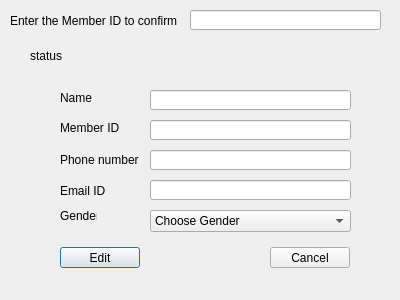
The window that LibraryManagementSoftware/LibraryManagementSoftware/edit_member.ui (vashutangri/library_management_system) describes before a commit, drawn with Qt 5.
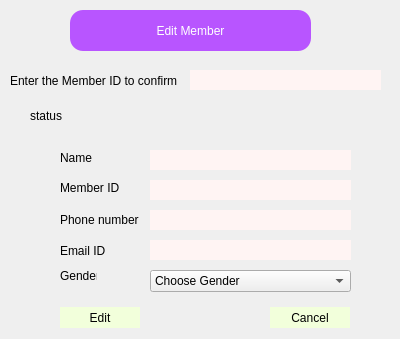
The same window after the commit.

The edit to the form file:
```diff
--- a/LibraryManagementSoftware/LibraryManagementSoftware/edit_member.ui
+++ b/LibraryManagementSoftware/LibraryManagementSoftware/edit_member.ui
@@ -7,17 +7,36 @@
     <x>0</x>
     <y>0</y>
     <width>400</width>
-    <height>300</height>
+    <height>339</height>
    </rect>
   </property>
   <property name="windowTitle">
    <string>Dialog</string>
   </property>
+  <property name="styleSheet">
+   <string notr="true">QLineEdit{
+background-color: rgb(255, 244, 243);
+border-radius:18%;
+}
+QPushButton{
+background-color: rgb(242, 255, 219);
+
+font: 350 9pt &quot;Segoe UI Variable Text Semiligh&quot;;
+
+border-radius:20%;
+border:2px;
+font: 12pt &quot;Segoe UI&quot;;
+}
+QPushButton:hover{
+        background-color: rgb(255, 231, 212)
+}
+</string>
+  </property>
   <widget class="QLineEdit" name="Email_lineEdit">
    <property name="geometry">
     <rect>
      <x>150</x>
-     <y>180</y>
+     <y>240</y>
      <width>201</width>
      <height>20</height>
     </rect>
@@ -27,7 +46,7 @@
    <property name="geometry">
     <rect>
      <x>60</x>
-     <y>90</y>
+     <y>150</y>
      <width>51</width>
      <height>16</height>
     </rect>
@@ -40,7 +59,7 @@
    <property name="geometry">
     <rect>
      <x>150</x>
-     <y>150</y>
+     <y>210</y>
      <width>201</width>
      <height>20</height>
     </rect>
@@ -50,7 +69,7 @@
    <property name="geometry">
     <rect>
      <x>150</x>
-     <y>120</y>
+     <y>180</y>
      <width>201</width>
      <height>20</height>
     </rect>
@@ -60,7 +79,7 @@
    <property name="geometry">
     <rect>
      <x>150</x>
-     <y>90</y>
+     <y>150</y>
      <width>201</width>
      <height>20</height>
     </rect>
@@ -70,7 +89,7 @@
    <property name="geometry">
     <rect>
      <x>60</x>
-     <y>180</y>
+     <y>240</y>
      <width>71</width>
      <height>21</height>
     </rect>
@@ -83,7 +102,7 @@
    <property name="geometry">
     <rect>
      <x>60</x>
-     <y>247</y>
+     <y>307</y>
      <width>80</width>
      <height>21</height>
     </rect>
@@ -96,7 +115,7 @@
    <property name="geometry">
     <rect>
      <x>30</x>
-     <y>50</y>
+     <y>110</y>
      <width>37</width>
      <height>12</height>
     </rect>
@@ -109,7 +128,7 @@
    <property name="geometry">
     <rect>
      <x>190</x>
-     <y>10</y>
+     <y>70</y>
      <width>191</width>
      <height>20</height>
     </rect>
@@ -119,7 +138,7 @@
    <property name="geometry">
     <rect>
      <x>270</x>
-     <y>247</y>
+     <y>307</y>
      <width>80</width>
      <height>21</height>
     </rect>
@@ -132,7 +151,7 @@
    <property name="geometry">
     <rect>
      <x>150</x>
-     <y>210</y>
+     <y>270</y>
      <width>201</width>
      <height>22</height>
     </rect>
@@ -157,7 +176,7 @@
    <property name="geometry">
     <rect>
      <x>60</x>
-     <y>150</y>
+     <y>210</y>
      <width>81</width>
      <height>20</height>
     </rect>
@@ -170,7 +189,7 @@
    <property name="geometry">
     <rect>
      <x>10</x>
-     <y>10</y>
+     <y>70</y>
      <width>171</width>
      <height>21</height>
     </rect>
@@ -183,7 +202,7 @@
    <property name="geometry">
     <rect>
      <x>60</x>
-     <y>120</y>
+     <y>180</y>
      <width>71</width>
      <height>16</height>
     </rect>
@@ -196,7 +215,7 @@
    <property name="geometry">
     <rect>
      <x>60</x>
-     <y>210</y>
+     <y>270</y>
      <width>37</width>
      <height>12</height>
     </rect>
@@ -205,6 +224,28 @@
     <string>Gender</string>
    </property>
   </widget>
+  <widget class="QLabel" name="label_7">
+   <property name="geometry">
+    <rect>
+     <x>70</x>
+     <y>10</y>
+     <width>241</width>
+     <height>41</height>
+    </rect>
+   </property>
+   <property name="styleSheet">
+    <string notr="true">font: 20pt &quot;Arial&quot;;
+color:white;
+background-color:rgb(184, 85, 255);
+border-radius:13%;</string>
+   </property>
+   <property name="text">
+    <string>Edit Member</string>
+   </property>
+   <property name="alignment">
+    <set>Qt::AlignCenter</set>
+   </property>
+  </widget>
  </widget>
  <resources/>
  <connections/>
```
